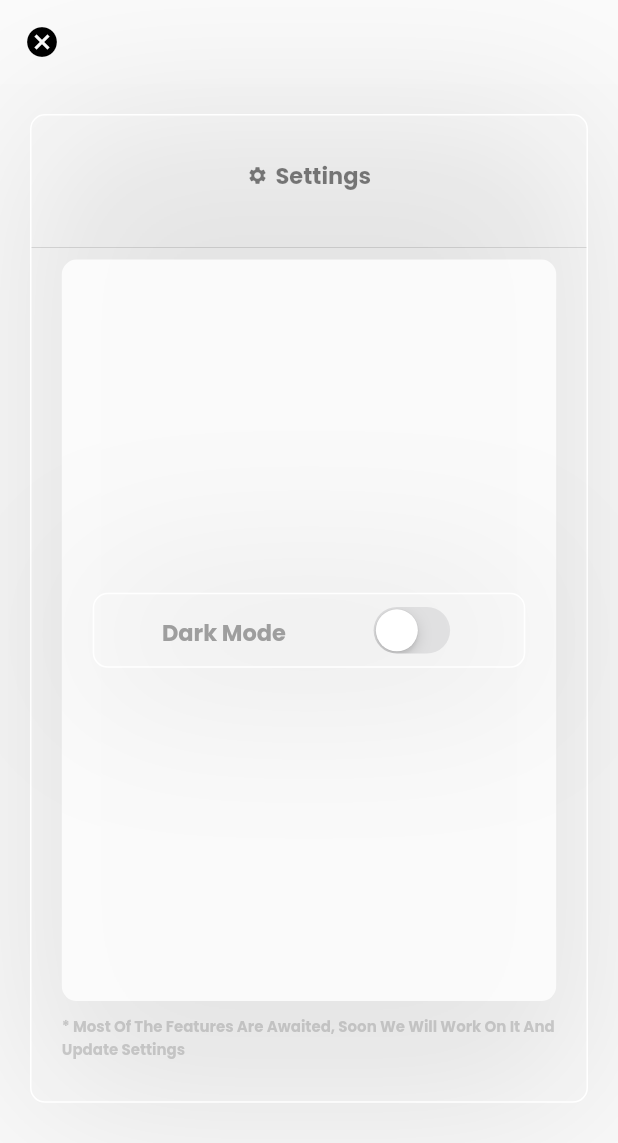
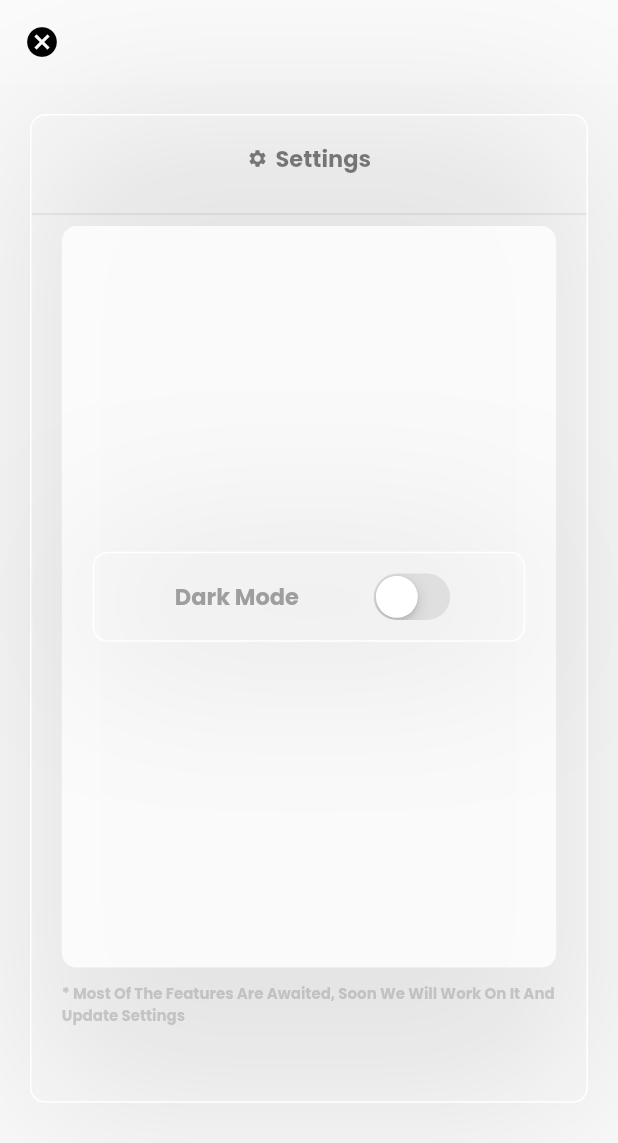
Before and after one commit to dinoy-raj/ProductivityApp, a Flutter app: the SettingsPage screen opened directly, on a phone screen of 412 x 824 dp. Shown: the top 1143 px of the screen. Run offline on Flutter 3.47's test engine with Material 2 defaults, Android fonts, the phone set to English and light mode, and no system bars; our stand-ins replace animated_text_kit, cloud_firestore, firebase_auth, firebase_core, flutter_datetime_picker, flutter_feather_icons and 5 more; accounts and stored records are empty.

Commit message:
settings page ui updated

```diff
--- a/app/lib/Settings/SettingsPage.dart
+++ b/app/lib/Settings/SettingsPage.dart
@@ -34,6 +34,7 @@ class _SettingsPageState extends State<SettingsPage> {
             )),
       ),
       body: SingleChildScrollView(
+        physics: BouncingScrollPhysics(),
           child: Center(
         child: Column(
           children: [
@@ -62,7 +63,7 @@ class _SettingsPageState extends State<SettingsPage> {
                   crossAxisAlignment: CrossAxisAlignment.center,
                   children: [
                     Container(
-                      height: 80,
+                      height: screenHeight*.07,
                       width: screenWidth * .8,
                       child: Row(
                         mainAxisAlignment: MainAxisAlignment.center,
@@ -125,7 +126,7 @@ class _SettingsPageState extends State<SettingsPage> {
                                 ]
                                 //borderRadius: BorderRadius.circular(10),
                                 ),
-                            height: 50,
+                            height: 60,
                             width: screenWidth * .7,
                             child: Padding(
                               padding: const EdgeInsets.all(8.0),
@@ -134,14 +135,16 @@ class _SettingsPageState extends State<SettingsPage> {
                                     MainAxisAlignment.spaceEvenly,
                                 children: [
                                   Container(
-                                    height: 20,
+                                    height: screenHeight*.06,
                                     width: 100,
+                                    child: Center(
                                       child: Text(
                                         "Dark Mode",
                                         style: TextStyle(
                                             fontWeight: FontWeight.bold,
                                             fontSize: 15,
                                             color: Colors.grey),
+                                      ),
                                     ),
                                   ),
                                   Container(
```
Lines whose indentation alone changed are shown as unchanged.
